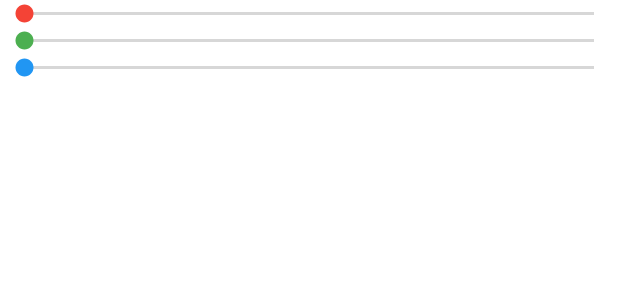
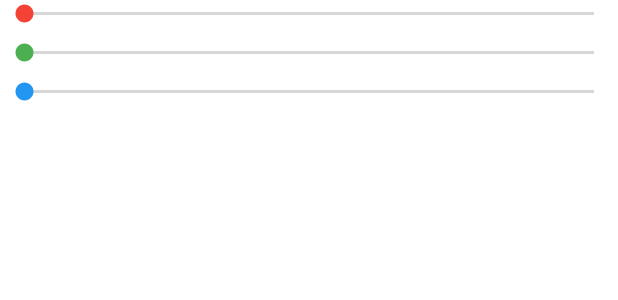
Before and after one commit to SoWieMarkus/HuelsseGymnasiumApp, an Android app: the layout layout_input_widget_color_body.xml on its own in the app's theme, with its tools: preview values and no code run, on a phone screen of 412 x 824 dp. Shown: the top 300 px of the screen. Run offline under Robolectric (Android 15) with nearby library versions, the phone set to English and light mode, and no system bars.

```diff
--- a/app/src/main/java/markus/wieland/huelssegymnasiumapp/ui/OnFragmentSelectedListener.java
+++ /dev/null
@@ -1,6 +0,0 @@
-package markus.wieland.huelssegymnasiumapp.ui;
-
-public interface OnFragmentSelectedListener {
-
-    void onSelect(int id);
-}
--- a/app/src/main/res/layout/layout_input_widget_color_body.xml
+++ b/app/src/main/res/layout/layout_input_widget_color_body.xml
@@ -15,6 +15,7 @@
         android:id="@+id/input_widget_color_body_g"
         android:layout_width="match_parent"
         android:layout_height="wrap_content"
+        android:layout_marginTop="8dp"
         android:progressTint="#4CAF50"
         android:thumbTint="#4CAF50" />
 
@@ -22,6 +23,7 @@
         android:id="@+id/input_widget_color_body_b"
         android:layout_width="match_parent"
         android:layout_height="wrap_content"
+        android:layout_marginTop="8dp"
         android:progressTint="#2196F3"
         android:thumbTint="#2196F3" />
 </LinearLayout>
```
